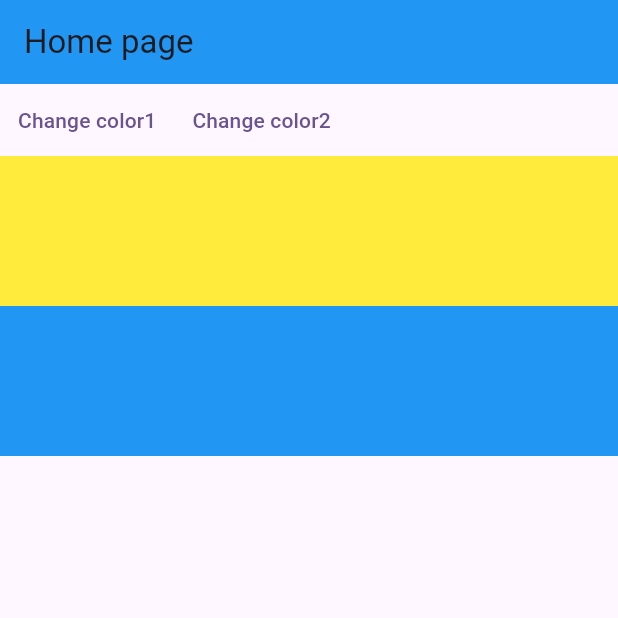
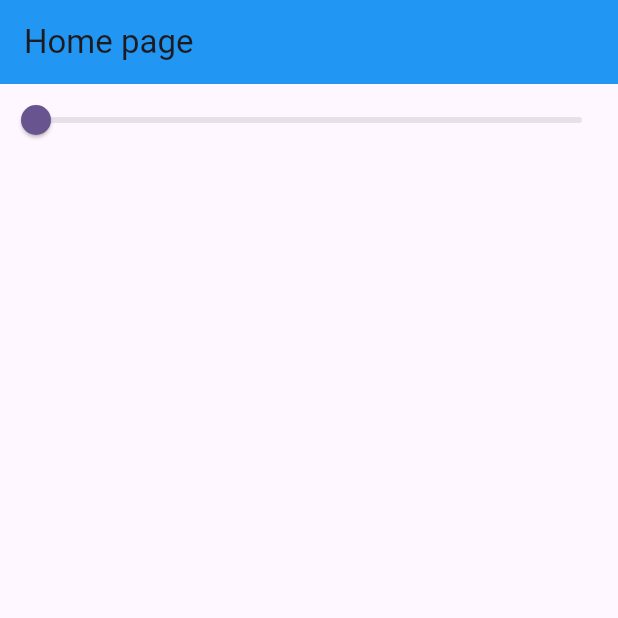
Before and after one commit to NikitaFilippovAleks/flutter_state_management, a Flutter app: the screen it shows after launch, on a phone screen of 412 x 824 dp, the top half of it. Run offline on Flutter 3.47's test engine with Material 3 defaults, Android fonts, the phone set to English and light mode, and no system bars.

Commit message:
Inherited and Change notifier

```diff
--- /dev/null
+++ b/lib/inherited_and_change_notifier/app.dart
@@ -0,0 +1,101 @@
+
+import 'package:flutter/material.dart';
+
+class MyApp extends StatelessWidget {
+  const MyApp({super.key});
+
+  @override
+  Widget build(BuildContext context) {
+    return MaterialApp(
+      title: 'Flutter Demo',
+      theme: ThemeData(
+        colorScheme: ColorScheme.fromSeed(seedColor: Colors.deepPurple),
+        useMaterial3: true,
+        appBarTheme: AppBarTheme(backgroundColor: Colors.blue),
+      ),
+      home: HomePage(),
+    );
+  }
+}
+
+class SliderData extends ChangeNotifier {
+  double _value = 0.0;
+
+  double get value => _value;
+
+  set value(double newValue) {
+    if (newValue != _value) {
+      _value = newValue;
+      notifyListeners();
+    }
+  }
+}
+
+final sliderData = SliderData();
+
+class SliderInheritedNotifier extends InheritedNotifier<SliderData> {
+  const SliderInheritedNotifier({
+    super.key,
+    required super.child,
+    required SliderData sliderData
+  }) : super(notifier: sliderData);
+
+  static double of(BuildContext context) =>
+    context
+      .dependOnInheritedWidgetOfExactType<SliderInheritedNotifier>()
+      ?.notifier
+      ?.value ??
+    0.0;
+}
+
+class HomePage extends StatelessWidget {
+  const HomePage({super.key});
+
+  @override
+  Widget build(BuildContext context) {
+    return Scaffold(
+      appBar: AppBar(title: Text('Home page'),),
+      body: SliderInheritedNotifier(
+        sliderData: sliderData,
+        child: Builder(
+          builder: (context) {
+            return Column(
+              children: [
+                Slider(
+                  value: SliderInheritedNotifier.of(context),
+                  onChanged: (value) {
+                    sliderData.value = value;
+                  }
+                ),
+                Row(
+                  children: [
+                    Opacity(
+                      opacity: SliderInheritedNotifier.of(context),
+                      child: Container(
+                        height: 100,
+                        color: Colors.red,
+                      ),
+                    ),
+                    Opacity(
+                      opacity: SliderInheritedNotifier.of(context),
+                      child: Container(
+                        height: 100,
+                        color: Colors.blue,
+                      ),
+                    )
+                  ].expandEqually().toList(),
+                )
+              ],
+            );
+          }
+        ),
+      ),
+    );
+  }
+}
+
+extension ExpendEqually on Iterable<Widget> {
+  Iterable<Widget> expandEqually() => map(
+    (w) => Expanded(child: w)
+  );
+}
--- a/lib/main.dart
+++ b/lib/main.dart
@@ -1,6 +1,8 @@
 
+import 'package:flutter/cupertino.dart';
 import 'package:flutter/material.dart';
-import 'package:vanillacontacts_course/inherited_model/app.dart';
+import 'package:flutter/widgets.dart';
+import 'package:vanillacontacts_course/inherited_and_change_notifier/app.dart';
 
 void main() {
   runApp(const MyApp());
```
